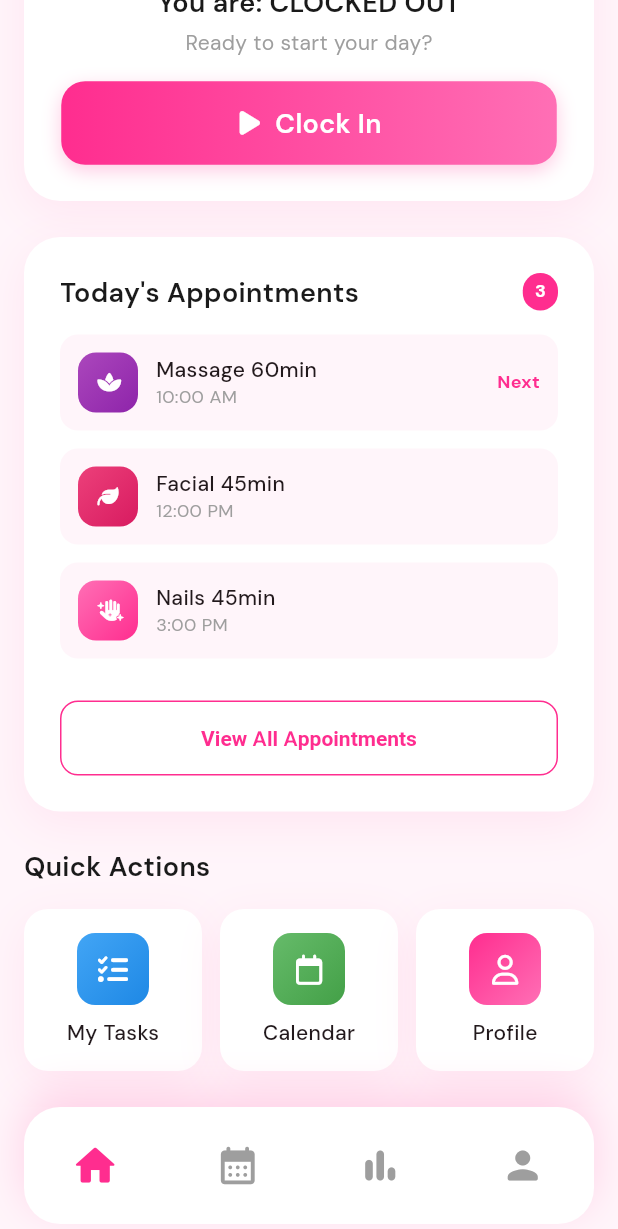
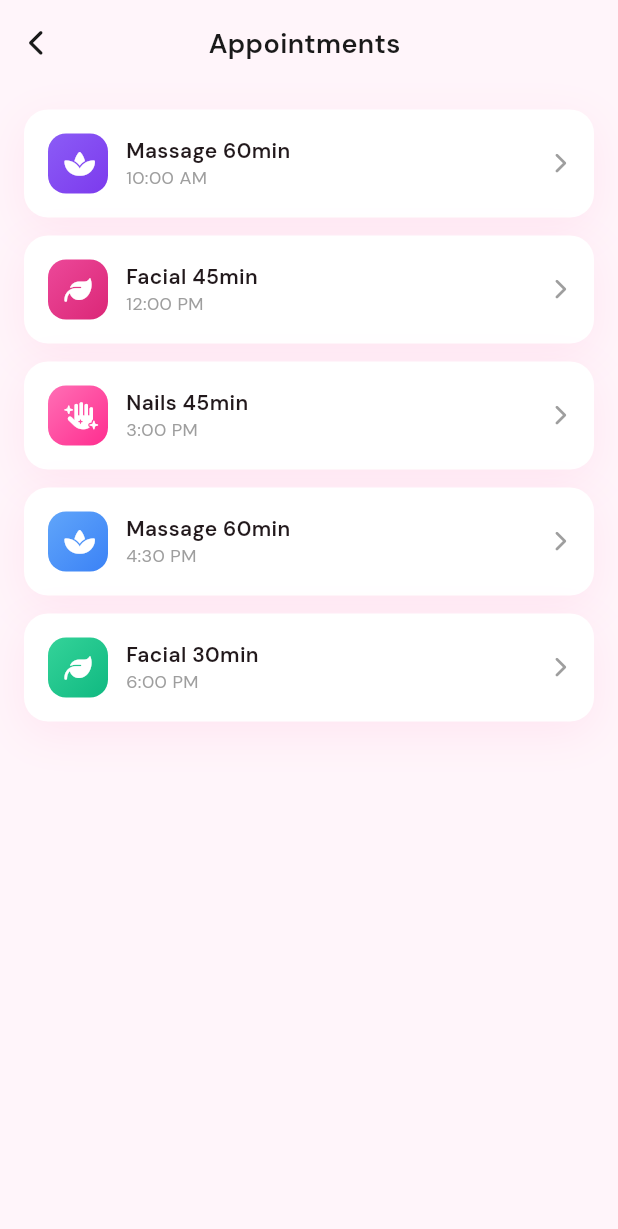
Before and after one commit to softdevglobal/bmspro-pink, a Flutter app: the HomeScreen screen opened by its route, scrolled down 207 dp, after a tap on "View All Appointments", on a phone screen of 412 x 824 dp. Shown: the top 1229 px of the screen. Run offline on Flutter 3.47's test engine with Material 3 defaults, Android fonts, the phone set to English and light mode, and no system bars; our stand-ins replace fl_chart, font_awesome_flutter, google_fonts; network calls fail.

Commit message:
all-appoinments

```diff
--- /dev/null
+++ b/lib/screens/all_appointments_page.dart
@@ -0,0 +1,149 @@
+import 'package:flutter/material.dart';
+import 'package:font_awesome_flutter/font_awesome_flutter.dart';
+
+class AppColors {
+  static const primary = Color(0xFFFF2D8F);
+  static const accent = Color(0xFFFF6FB5);
+  static const background = Color(0xFFFFF5FA);
+  static const card = Colors.white;
+  static const text = Color(0xFF1A1A1A);
+  static const muted = Color(0xFF9E9E9E);
+  static const border = Color(0xFFF2D2E9);
+}
+
+class AllAppointmentsPage extends StatelessWidget {
+  const AllAppointmentsPage({super.key});
+
+  @override
+  Widget build(BuildContext context) {
+    final List<_Appt> appts = const [
+      _Appt('Massage 60min', '10:00 AM', FontAwesomeIcons.spa, [0xFF8B5CF6, 0xFF7C3AED]),
+      _Appt('Facial 45min', '12:00 PM', FontAwesomeIcons.leaf, [0xFFEC4899, 0xFFDB2777]),
+      _Appt('Nails 45min', '3:00 PM', FontAwesomeIcons.handSparkles, [0xFFFF6FB5, 0xFFFF2D8F]),
+      _Appt('Massage 60min', '4:30 PM', FontAwesomeIcons.spa, [0xFF60A5FA, 0xFF3B82F6]),
+      _Appt('Facial 30min', '6:00 PM', FontAwesomeIcons.leaf, [0xFF34D399, 0xFF10B981]),
+    ];
+
+    return Scaffold(
+      backgroundColor: AppColors.background,
+      body: SafeArea(
+        child: Column(
+          children: [
+            _buildHeader(context),
+            Expanded(
+              child: ListView.separated(
+                padding: const EdgeInsets.all(16),
+                itemCount: appts.length,
+                separatorBuilder: (_, __) => const SizedBox(height: 12),
+                itemBuilder: (context, index) => _ApptTile(appt: appts[index]),
+              ),
+            ),
+          ],
+        ),
+      ),
+    );
+  }
+
+  Widget _buildHeader(BuildContext context) {
+    return Container(
+      padding: const EdgeInsets.symmetric(horizontal: 16, vertical: 16),
+      decoration: const BoxDecoration(color: AppColors.background),
+      child: Row(
+        children: const [
+          _BackChevron(),
+          Expanded(
+            child: Center(
+              child: Text(
+                'Appointments',
+                style: TextStyle(
+                    fontSize: 18,
+                    fontWeight: FontWeight.w600,
+                    color: AppColors.text),
+              ),
+            ),
+          ),
+          SizedBox(width: 24),
+        ],
+      ),
+    );
+  }
+}
+
+class _BackChevron extends StatelessWidget {
+  const _BackChevron();
+  @override
+  Widget build(BuildContext context) {
+    return GestureDetector(
+      onTap: () => Navigator.pop(context),
+      child: const Icon(FontAwesomeIcons.chevronLeft,
+          size: 18, color: AppColors.text),
+    );
+  }
+}
+
+class _Appt {
+  final String title;
+  final String time;
+  final IconData icon;
+  final List<int> gradient;
+  const _Appt(this.title, this.time, this.icon, this.gradient);
+}
+
+class _ApptTile extends StatelessWidget {
+  final _Appt appt;
+  const _ApptTile({required this.appt});
+
+  @override
+  Widget build(BuildContext context) {
+    return Container(
+      padding: const EdgeInsets.all(16),
+      decoration: BoxDecoration(
+        color: AppColors.card,
+        borderRadius: BorderRadius.circular(16),
+        boxShadow: [
+          BoxShadow(
+            color: AppColors.primary.withOpacity(0.08),
+            blurRadius: 25,
+            offset: const Offset(0, 8),
+          ),
+        ],
+      ),
+      child: Row(
+        children: [
+          Container(
+            width: 40,
+            height: 40,
+            decoration: BoxDecoration(
+              borderRadius: BorderRadius.circular(12),
+              gradient: LinearGradient(
+                begin: Alignment.topLeft,
+                end: Alignment.bottomRight,
+                colors: [
+                  Color(appt.gradient[0]),
+                  Color(appt.gradient[1]),
+                ],
+              ),
+            ),
+            child: Center(
+                child: Icon(appt.icon, color: Colors.white, size: 18)),
+          ),
+          const SizedBox(width: 12),
+          Expanded(
+            child: Column(
+              crossAxisAlignment: CrossAxisAlignment.start,
+              children: [
+                Text(appt.title,
+                    style: const TextStyle(
+                        fontWeight: FontWeight.w600, fontSize: 14)),
+                Text(appt.time,
+                    style: const TextStyle(color: AppColors.muted, fontSize: 12)),
+              ],
+            ),
+          ),
+          const Icon(FontAwesomeIcons.chevronRight,
+              size: 14, color: AppColors.muted),
+        ],
+      ),
+    );
+  }
+}
--- a/lib/screens/home_screen.dart
+++ b/lib/screens/home_screen.dart
@@ -7,6 +7,7 @@ import 'calender_screen.dart';
 import 'report_screen.dart';
 import 'profile_screen.dart';
 import 'notifications_page.dart';
+import 'all_appointments_page.dart';
 
 // --- 1. Theme & Colors (Matching Tailwind Config) ---
 class AppColors {
@@ -410,7 +411,12 @@ class _HomeScreenState extends State<HomeScreen> with TickerProviderStateMixin {
           SizedBox(
             width: double.infinity,
             child: OutlinedButton(
-              onPressed: () {},
+              onPressed: () {
+                Navigator.of(context).push(
+                  MaterialPageRoute(
+                      builder: (_) => const AllAppointmentsPage()),
+                );
+              },
               style: OutlinedButton.styleFrom(
                 padding: const EdgeInsets.symmetric(vertical: 16),
                 side: const BorderSide(color: AppColors.primary),
```
